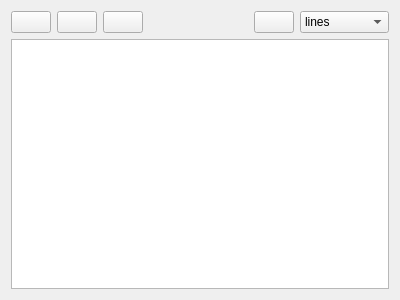
The window that ui/Traceui.ui (MonroeQuantumNetworks/IonControl) describes before a commit, drawn with Qt 5.
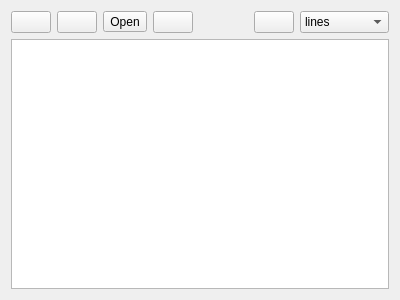
The same window after the commit. Icons and pictures are not drawn.

Commit message: add loadTrace to Traceui

```diff
--- a/ui/Traceui.ui
+++ b/ui/Traceui.ui
@@ -35,6 +35,20 @@
        </property>
       </widget>
      </item>
+     <item>
+      <widget class="QToolButton" name="openFileButton">
+       <property name="text">
+        <string>Open</string>
+       </property>
+       <property name="icon">
+        <iconset resource="Experiment.qrc">
+         <normaloff>:/openicon/icons/document-open-2.png</normaloff>:/openicon/icons/document-open-2.png</iconset>
+       </property>
+       <property name="shortcut">
+        <string>Ctrl+S</string>
+       </property>
+      </widget>
+     </item>
      <item>
       <widget class="QPushButton" name="removeButton">
        <property name="icon">
```
The commit also changes 6 other files.
